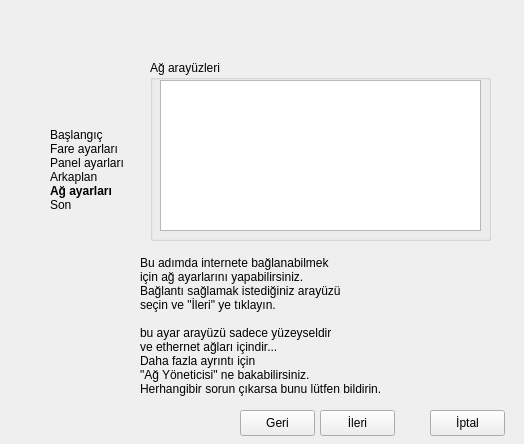
First picture: the form in projeler/anatolya-bey/src/screens/ui/networkWindow.ui, repository atlantistruva/truvalinux, before the edit.
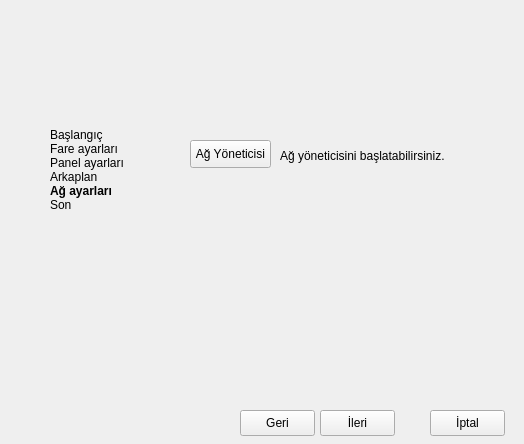
Second picture: the form after the edit. Icons and pictures are not drawn.

Patch:
```diff
--- a/projeler/anatolya-bey/src/screens/ui/networkWindow.ui
+++ b/projeler/anatolya-bey/src/screens/ui/networkWindow.ui
@@ -32,59 +32,6 @@
    <string notr="true" >QMainWindow {background-image: url(:/beyimage/beyimage.png);}</string>
   </property>
   <widget class="QWidget" name="centralwidget" >
-   <property name="geometry" >
-    <rect>
-     <x>0</x>
-     <y>0</y>
-     <width>524</width>
-     <height>444</height>
-    </rect>
-   </property>
-   <widget class="QGroupBox" name="networkGroup" >
-    <property name="geometry" >
-     <rect>
-      <x>150</x>
-      <y>60</y>
-      <width>341</width>
-      <height>181</height>
-     </rect>
-    </property>
-    <property name="title" >
-     <string>Ağ arayüzleri</string>
-    </property>
-    <widget class="QListWidget" name="listIfaces" >
-     <property name="geometry" >
-      <rect>
-       <x>10</x>
-       <y>20</y>
-       <width>321</width>
-       <height>151</height>
-      </rect>
-     </property>
-    </widget>
-   </widget>
-   <widget class="QLabel" name="label" >
-    <property name="geometry" >
-     <rect>
-      <x>140</x>
-      <y>250</y>
-      <width>361</width>
-      <height>151</height>
-     </rect>
-    </property>
-    <property name="text" >
-     <string>Bu adımda internete bağlanabilmek
-için ağ ayarlarını yapabilirsiniz.
-Bağlantı sağlamak istediğiniz arayüzü
-seçin ve "İleri" ye tıklayın.
-
-bu ayar arayüzü sadece yüzeyseldir
-ve ethernet ağları içindir...
-Daha fazla ayrıntı için 
-"Ağ Yöneticisi" ne bakabilirsiniz.
-Herhangibir sorun çıkarsa bunu lütfen bildirin.</string>
-    </property>
-   </widget>
    <widget class="QPushButton" name="backButton" >
     <property name="enabled" >
      <bool>true</bool>
@@ -161,6 +108,48 @@
 &lt;p style=" margin-top:0px; margin-bottom:0px; margin-left:0px; margin-right:0px; -qt-block-indent:0; text-indent:0px;">Son&lt;/p>&lt;/body>&lt;/html></string>
     </property>
    </widget>
+   <widget class="QLabel" name="label_2" >
+    <property name="geometry" >
+     <rect>
+      <x>240</x>
+      <y>190</y>
+      <width>181</width>
+      <height>171</height>
+     </rect>
+    </property>
+    <property name="text" >
+     <string/>
+    </property>
+    <property name="pixmap" >
+     <pixmap resource="../../icons/startericons.qrc" >:/icon/penguen.png</pixmap>
+    </property>
+   </widget>
+   <widget class="QPushButton" name="openNetworkButton" >
+    <property name="geometry" >
+     <rect>
+      <x>190</x>
+      <y>140</y>
+      <width>81</width>
+      <height>28</height>
+     </rect>
+    </property>
+    <property name="text" >
+     <string>Ağ Yöneticisi</string>
+    </property>
+   </widget>
+   <widget class="QLabel" name="label" >
+    <property name="geometry" >
+     <rect>
+      <x>280</x>
+      <y>140</y>
+      <width>181</width>
+      <height>31</height>
+     </rect>
+    </property>
+    <property name="text" >
+     <string>Ağ yöneticisini başlatabilirsiniz.</string>
+    </property>
+   </widget>
   </widget>
  </widget>
  <resources>
```
Left out of the diff: 14 changed lines with no effect on the pictures.
